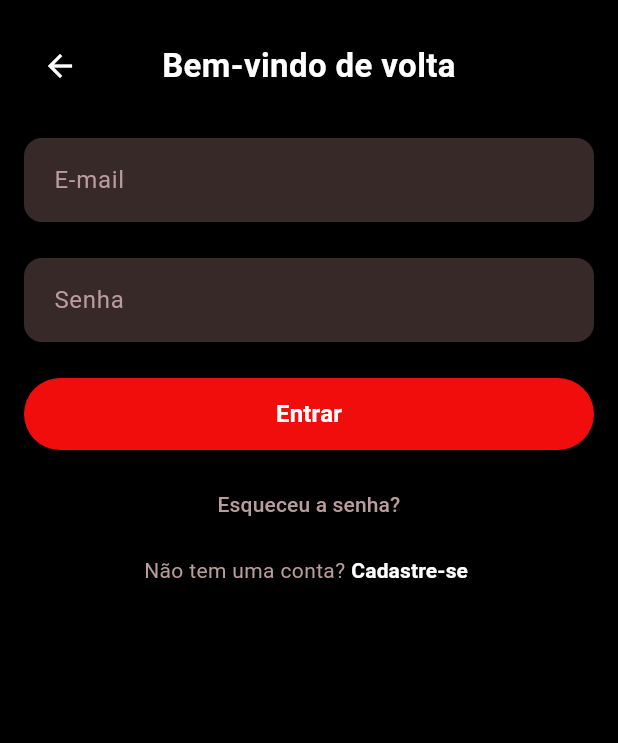
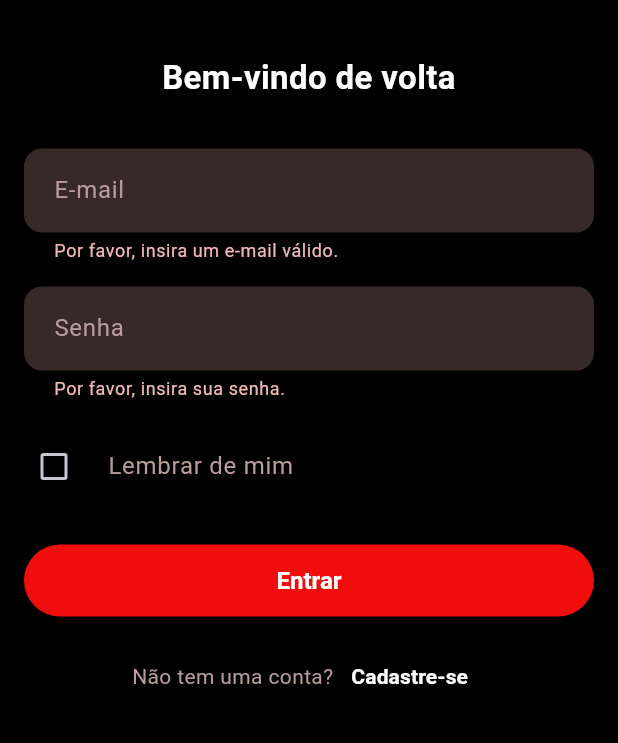
Before and after one commit to VictorClarindo/borae-app, a Flutter app: the screen it shows after launch, after a tap on "Entrar", on a phone screen of 412 x 824 dp, the part 84-827 px from its top. Run offline on Flutter 3.47's test engine with Material 3 defaults, Android fonts, the phone set to English and light mode, and no system bars; Roboto replaces fonts that are missing (SplineSans).

Commit message:
tela login

```diff
--- a/lib/main.dart
+++ b/lib/main.dart
@@ -1,200 +1,91 @@
 import 'package:flutter/material.dart';
 
+import '../../utils/app_colors.dart';
+import '../../utils/app_routes.dart';
+import './screens/auth/login.dart';
+import './screens/auth/register.dart';
+import './screens/home/home.dart';
+
+// A função main() é onde tudo começa.
 void main() {
   runApp(const BoraEApp());
 }
 
+// O widget principal que encapsula todo o seu aplicativo.
 class BoraEApp extends StatelessWidget {
   const BoraEApp({super.key});
 
   @override
   Widget build(BuildContext context) {
+    // MaterialApp é o widget raiz que fornece funcionalidades essenciais
+    // como navegação, temas e muito mais.
     return MaterialApp(
-      title: 'BoraÊ Login',
+      title: 'BoraÊ',
+      debugShowCheckedModeBanner: false, // Remove a faixa "Debug" no canto da tela
+
+      // 2. CONFIGURAÇÃO DO TEMA GLOBAL
+      // Todas as cores, fontes e estilos definidos aqui serão aplicados
+      // em todo o aplicativo, garantindo consistência visual.
       theme: ThemeData(
-        // Definindo a fonte padrão para o app.
-        // Lembre-se de adicionar o arquivo da fonte 'Spline Sans' ao seu projeto.
+        fontFamily: 'SplineSans', // Lembre-se de configurar a fonte no pubspec.yaml
+        brightness: Brightness.dark,
+        scaffoldBackgroundColor: AppColors.black,
+
+        appBarTheme: const AppBarTheme(
+          backgroundColor: AppColors.header,
+          elevation: 0,
+          centerTitle: true,
+          titleTextStyle: TextStyle(
             fontFamily: 'SplineSans',
-        brightness: Brightness.dark, // Define o tema geral como escuro
-      ),
-      home: const LoginScreen(),
-      debugShowCheckedModeBanner: false,
-    );
-  }
-}
-
-class LoginScreen extends StatelessWidget {
-  const LoginScreen({super.key});
-
-  @override
-  Widget build(BuildContext context) {
-    // Usamos o Scaffold como a estrutura base da nossa tela.
-    return Scaffold(
-      backgroundColor: Colors.black, // Cor de fundo principal da tela
-      // O AppBar corresponde ao cabeçalho superior.
-      appBar: AppBar(
-        backgroundColor: const Color(0xFF2C0000), // Cor do header
-        title: const Text(
-          'BoraÊ',
-          style: TextStyle(
+            color: AppColors.white,
             fontWeight: FontWeight.bold,
             fontSize: 18,
-            color: Colors.white,
           ),
         ),
-        centerTitle: true,
-        elevation: 0, // Remove a sombra padrão do AppBar
-      ),
-      // SingleChildScrollView evita que o conteúdo quebre quando o teclado aparecer.
-      body: SingleChildScrollView(
-        // Padding para dar o espaçamento lateral padrão de 16px.
-        child: Padding(
-          padding: const EdgeInsets.symmetric(horizontal: 16.0),
-          child: Column(
-            crossAxisAlignment: CrossAxisAlignment.stretch,
-            children: [
-              const SizedBox(height: 20), // Espaçamento superior
 
-              // Seção "Bem-vindo de volta" com o ícone de voltar
-              Row(
-                children: [
-                  // Ícone de voltar
-                  IconButton(
-                    icon: const Icon(Icons.arrow_back, color: Colors.white),
-                    onPressed: () {
-                      // Ação para voltar para a tela anterior
-                      // Navigator.pop(context); // Descomente se houver uma tela anterior
-                    },
-                  ),
-                  // Usamos Expanded para que o texto ocupe o espaço restante e possa ser centralizado corretamente.
-                  const Expanded(
-                    child: Text(
-                      'Bem-vindo de volta',
-                      textAlign: TextAlign.center,
-                      style: TextStyle(
-                        fontSize: 22,
-                        fontWeight: FontWeight.bold,
-                        color: Colors.white,
-                      ),
-                    ),
-                  ),
-                  // Adicionamos um SizedBox para balancear o espaço do IconButton e manter o título centralizado
-                   const SizedBox(width: 48),
-                ],
-              ),
-              const SizedBox(height: 24), // Espaçamento
-
-              // Campo de texto para E-mail
-              TextField(
-                style: const TextStyle(color: Colors.white),
-                decoration: InputDecoration(
-                  hintText: 'E-mail',
-                  hintStyle: const TextStyle(color: Color(0xFFBA9C9C)),
+        inputDecorationTheme: InputDecorationTheme(
           filled: true,
-                  fillColor: const Color(0xFF382929),
-                  border: OutlineInputBorder(
-                    borderRadius: BorderRadius.circular(12),
-                    borderSide: BorderSide.none, // Sem borda visível
-                  ),
-                  contentPadding: const EdgeInsets.all(16),
-                ),
-                keyboardType: TextInputType.emailAddress,
-              ),
-              const SizedBox(height: 24), // Espaçamento
-
-              // Campo de texto para Senha
-              TextField(
-                style: const TextStyle(color: Colors.white),
-                obscureText: true, // Esconde o texto da senha
-                decoration: InputDecoration(
-                  hintText: 'Senha',
-                  hintStyle: const TextStyle(color: Color(0xFFBA9C9C)),
-                  filled: true,
-                  fillColor: const Color(0xFF382929),
+          fillColor: AppColors.inputBackground,
+          hintStyle: const TextStyle(color: AppColors.textHint),
           border: OutlineInputBorder(
             borderRadius: BorderRadius.circular(12),
             borderSide: BorderSide.none,
           ),
           contentPadding: const EdgeInsets.all(16),
         ),
-              ),
-              const SizedBox(height: 24), // Espaçamento
 
-              // Botão Entrar
-              SizedBox(
-                height: 48,
-                child: ElevatedButton(
-                  onPressed: () {
-                    // Lógica para o login
-                  },
+         elevatedButtonTheme: ElevatedButtonThemeData(
       style: ElevatedButton.styleFrom(
-                    backgroundColor: const Color(0xFFF20D0D), // Cor do botão
-                    foregroundColor: Colors.white, // Cor do texto
+        // Esta linha define a cor de fundo de todos os botões elevados
+        backgroundColor: AppColors.primaryRed, // <--- AQUI!
+
+        // E esta, a cor do texto
+        foregroundColor: AppColors.white,
+
         shape: RoundedRectangleBorder(
           borderRadius: BorderRadius.circular(24),
         ),
-                  ),
-                  child: const Text(
-                    'Entrar',
-                    style: TextStyle(
+        textStyle: const TextStyle(
+          fontFamily: 'SplineSans',
           fontSize: 16,
           fontWeight: FontWeight.bold,
         ),
       ),
          ),
       ),
-              const SizedBox(height: 12), // Espaçamento
 
-              // Texto "Esqueceu a senha?"
-              TextButton(
-                 onPressed: () {
-                   // Lógica para recuperar a senha
+      // 3. CONFIGURAÇÃO DAS ROTAS DE NAVEGAÇÃO
+      // A 'initialRoute' define qual rota (e consequentemente qual tela)
+      // será carregada quando o app iniciar.
+      initialRoute: AppRoutes.LOGIN,
+
+      // O 'routes' é um mapa que liga o nome de uma rota a um widget de tela.
+      // Isso permite navegar entre telas de forma organizada.
+      routes: {
+        AppRoutes.LOGIN: (context) => const LoginScreen(),
+        AppRoutes.REGISTER: (context) => const RegisterScreen(), // Crie este arquivo com um esqueleto
+        AppRoutes.HOME: (context) => const HomeScreen(),     // Crie este arquivo também
       },
-                 child: const Text(
-                  'Esqueceu a senha?',
-                  textAlign: TextAlign.center,
-                  style: TextStyle(
-                    color: Color(0xFFBA9C9C),
-                    fontSize: 14,
-                  ),
-                ),
-              ),
-
-              // Texto "Não tem uma conta? Cadastre-se"
-              Row(
-                mainAxisAlignment: MainAxisAlignment.center,
-                children: [
-                  const Text(
-                    'Não tem uma conta?',
-                    style: TextStyle(
-                      color: Color(0xFFBA9C9C),
-                      fontSize: 14,
-                    ),
-                  ),
-                  TextButton(
-                    onPressed: () {
-                      // Lógica para navegar para a tela de cadastro
-                    },
-                    // Removemos o padding padrão do TextButton para um alinhamento melhor
-                    style: TextButton.styleFrom(
-                      padding: const EdgeInsets.symmetric(horizontal: 4),
-                      tapTargetSize: MaterialTapTargetSize.shrinkWrap,
-                    ),
-                    child: const Text(
-                      'Cadastre-se',
-                      style: TextStyle(
-                        color: Colors.white, // Dando um destaque para a parte clicável
-                        fontWeight: FontWeight.bold,
-                        fontSize: 14,
-                      ),
-                    ),
-                  ),
-                ],
-              ),
-            ],
-          ),
-        ),
-      ),
     );
   }
 }
--- a/lib/screens/auth/login.dart
+++ b/lib/screens/auth/login.dart
@@ -0,0 +1,202 @@
+// lib/screens/auth/login_screen.dart
+
+import 'package:flutter/material.dart';
+import '../../utils/app_colors.dart';
+import '../../utils/app_routes.dart';
+
+class LoginScreen extends StatefulWidget {
+  const LoginScreen({super.key});
+
+  @override
+  State<LoginScreen> createState() => _LoginScreenState();
+}
+
+class _LoginScreenState extends State<LoginScreen> {
+  // Chave para identificar e validar o formulário
+  final _formKey = GlobalKey<FormState>();
+
+  // Controladores para capturar o texto dos campos
+  final _emailController = TextEditingController();
+  final _passwordController = TextEditingController();
+
+  // Variáveis de estado
+  bool _rememberMe = false;
+  bool _isLoading = false;
+
+  // Limpa os controladores quando o widget é descartado para evitar vazamento de memória
+  @override
+  void dispose() {
+    _emailController.dispose();
+    _passwordController.dispose();
+    super.dispose();
+  }
+
+  /// Função assíncrona para lidar com a lógica de login
+  Future<void> _login() async {
+    // Primeiro, valida o formulário. Se não for válido, a função para aqui.
+    if (!_formKey.currentState!.validate()) {
+      return;
+    }
+
+    // Altera o estado para mostrar o indicador de carregamento
+    setState(() {
+      _isLoading = true;
+    });
+
+    // Simula uma chamada de rede (ex: para o Firebase) com 2 segundos de atraso
+    await Future.delayed(const Duration(seconds: 2));
+
+    // --- LÓGICA DE AUTENTICAÇÃO SIMULADA ---
+    // Em um app real, aqui você chamaria o Firebase Auth
+    if (_emailController.text == 'contato@borae.com' && _passwordController.text == '123456') {
+
+      // Interação com Usuário: SnackBar em caso de sucesso
+      ScaffoldMessenger.of(context).showSnackBar(
+        const SnackBar(
+          content: Text('Login realizado com sucesso!'),
+          backgroundColor: Colors.green,
+        ),
+      );
+      // Navega para a tela principal após o sucesso
+      Navigator.of(context).pushReplacementNamed(AppRoutes.HOME);
+
+    } else {
+
+      // Interação com Usuário: Dialog em caso de erro
+      showDialog(
+        context: context,
+        builder: (ctx) => AlertDialog(
+          backgroundColor: AppColors.inputBackground,
+          title: const Text('Falha no Login', style: TextStyle(color: AppColors.white)),
+          content: const Text('E-mail ou senha incorretos. Tente novamente.', style: TextStyle(color: AppColors.textHint)),
+          actions: [
+            TextButton(
+              onPressed: () => Navigator.of(ctx).pop(),
+              child: const Text('OK', style: TextStyle(color: AppColors.primaryRed)),
+            ),
+          ],
+        ),
+      );
+    }
+    // --- FIM DA LÓGICA SIMULADA ---
+
+    // Altera o estado para esconder o indicador de carregamento
+    setState(() {
+      _isLoading = false;
+    });
+  }
+
+  @override
+  Widget build(BuildContext context) {
+    return Scaffold(
+      appBar: AppBar(
+        title: const Text('BoraÊ'),
+      ),
+      body: SingleChildScrollView(
+        padding: const EdgeInsets.all(16.0),
+        child: Form(
+          key: _formKey,
+          child: Column(
+            crossAxisAlignment: CrossAxisAlignment.stretch,
+            children: [
+              const SizedBox(height: 20),
+              const Text(
+                'Bem-vindo de volta',
+                textAlign: TextAlign.center,
+                style: TextStyle(
+                  fontSize: 22,
+                  fontWeight: FontWeight.bold,
+                  color: AppColors.white,
+                ),
+              ),
+              const SizedBox(height: 32),
+
+              // Campo de E-mail com Validação
+              TextFormField(
+                controller: _emailController,
+                decoration: const InputDecoration(hintText: 'E-mail'),
+                keyboardType: TextInputType.emailAddress,
+                validator: (value) {
+                  if (value == null || value.trim().isEmpty || !value.contains('@')) {
+                    return 'Por favor, insira um e-mail válido.';
+                  }
+                  return null;
+                },
+              ),
+              const SizedBox(height: 16),
+
+              // Campo de Senha com Validação
+              TextFormField(
+                controller: _passwordController,
+                decoration: const InputDecoration(hintText: 'Senha'),
+                obscureText: true,
+                validator: (value) {
+                  if (value == null || value.trim().isEmpty) {
+                    return 'Por favor, insira sua senha.';
+                  }
+                  return null;
+                },
+              ),
+              const SizedBox(height: 16),
+
+              // Coleta de Informação: Checkbox
+              CheckboxListTile(
+                contentPadding: EdgeInsets.zero,
+                title: const Text(
+                  'Lembrar de mim',
+                  style: TextStyle(color: AppColors.textHint),
+                ),
+                value: _rememberMe,
+                onChanged: (newValue) {
+                  setState(() {
+                    _rememberMe = newValue!;
+                  });
+                },
+                controlAffinity: ListTileControlAffinity.leading,
+                activeColor: AppColors.primaryRed,
+                checkColor: AppColors.white,
+              ),
+              const SizedBox(height: 24),
+
+              // Botão de Entrar com indicador de loading
+              SizedBox(
+                height: 48,
+                child: ElevatedButton(
+                  onPressed: _isLoading ? null : _login, // Desabilita o botão durante o loading
+                  child: _isLoading
+                      ? const CircularProgressIndicator(color: AppColors.white)
+                      : const Text('Entrar'),
+                ),
+              ),
+              const SizedBox(height: 16),
+
+              // Links para "Esqueceu a senha?" e "Cadastre-se"
+              Row(
+                mainAxisAlignment: MainAxisAlignment.center,
+                children: [
+                  const Text(
+                    'Não tem uma conta?',
+                    style: TextStyle(color: AppColors.textHint, fontSize: 14),
+                  ),
+                  TextButton(
+                    onPressed: () {
+                      Navigator.of(context).pushNamed(AppRoutes.REGISTER);
+                    },
+                    child: const Text(
+                      'Cadastre-se',
+                      style: TextStyle(
+                        color: AppColors.white,
+                        fontWeight: FontWeight.bold,
+                        fontSize: 14,
+                      ),
+                    ),
+                  ),
+                ],
+              ),
+            ],
+          ),
+        ),
+      ),
+    );
+  }
+}
--- a/lib/screens/auth/register.dart
+++ b/lib/screens/auth/register.dart
@@ -0,0 +1,13 @@
+import 'package:flutter/material.dart';
+
+class RegisterScreen extends StatelessWidget {
+  const RegisterScreen({super.key});
+
+  @override
+  Widget build(BuildContext context) {
+    return Scaffold(
+      appBar: AppBar(title: const Text('Cadastro')),
+      body: const Center(child: Text('Tela de Cadastro em breve!')),
+    );
+  }
+}
--- /dev/null
+++ b/lib/screens/home/home.dart
@@ -0,0 +1,13 @@
+import 'package:flutter/material.dart';
+
+class HomeScreen extends StatelessWidget {
+  const HomeScreen({super.key});
+
+  @override
+  Widget build(BuildContext context) {
+    return Scaffold(
+      appBar: AppBar(title: const Text('Início')),
+      body: const Center(child: Text('Bem-vindo ao BoraÊ!')),
+    );
+  }
+}
--- /dev/null
+++ b/lib/utils/app_colors.dart
@@ -0,0 +1,11 @@
+// lib/utils/app_colors.dart
+import 'package:flutter/material.dart';
+
+class AppColors {
+  static const Color black = Color(0xFF000000);
+  static const Color header = Color(0xFF2C0000);
+  static const Color inputBackground = Color(0xFF382929);
+  static const Color primaryRed = Color(0xFFF20D0D);
+  static const Color textHint = Color(0xFFBA9C9C);
+  static const Color white = Color(0xFFFFFFFF);
+}
--- /dev/null
+++ b/lib/utils/app_routes.dart
@@ -0,0 +1,9 @@
+// lib/utils/app_routes.dart
+
+class AppRoutes {
+  static const LOGIN = '/'; // Rota inicial
+  static const REGISTER = '/register';
+  static const HOME = '/home';
+  // Adicione outras rotas aqui conforme for criando as telas
+  // static const EVENT_DETAILS = '/event-details';
+}
```
Lines whose indentation alone changed are shown as unchanged.
